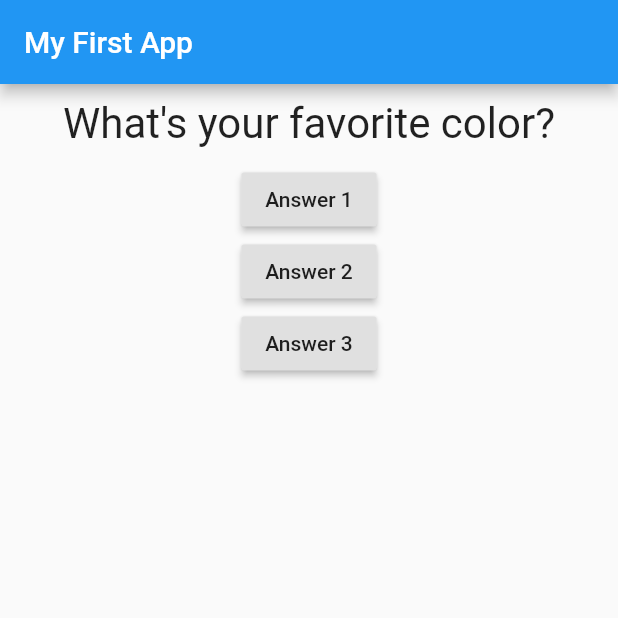
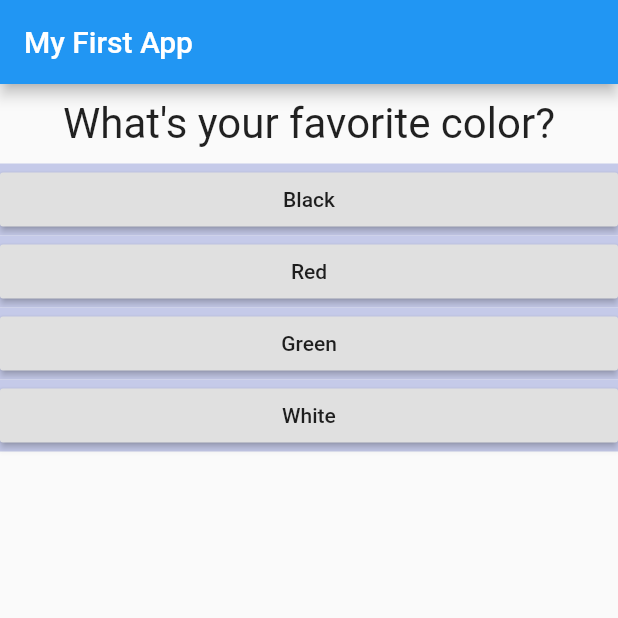
Before and after one commit to kocakaysegul/flutter_basics, a Flutter app: the screen it shows after launch, on a phone screen of 412 x 824 dp, the top half of it. Run offline on Flutter 3.47's test engine with Material 2 defaults, Android fonts, the phone set to English and light mode, and no system bars.

Commit message:
changes updated

```diff
--- a/lib/answer.dart
+++ b/lib/answer.dart
@@ -1,16 +1,18 @@
 import 'package:flutter/material.dart';
 
 class Answer extends StatelessWidget {
-  const Answer({Key? key}) : super(key: key);
+  final VoidCallback selectHandler;
+  final String answerText;
+  Answer(this.selectHandler, this.answerText);
 
   @override
   Widget build(BuildContext context) {
     return Container(
-      margin: EdgeInsets.all(18),
-      color: Colors.indigo,
+      width: double.infinity,
+      color: Colors.indigo[100],
       child: RaisedButton(
-        child: Text('Answer 1'),
-        onPressed: null,
+        child: Text(answerText),
+        onPressed: selectHandler,
       ),
     );
   }
--- a/lib/main.dart
+++ b/lib/main.dart
@@ -1,7 +1,6 @@
 import 'package:flutter/material.dart';
-
-import './question.dart';
-
+import './quiz.dart';
+import './result.dart';
 // void main() {
 //   runApp(MyApp());
 // }
@@ -9,55 +8,86 @@ import './question.dart';
 void main() => runApp(MyApp());
 
 class MyApp extends StatefulWidget {
-
   @override
   State<StatefulWidget> createState() {
     // TODO: implement createState
     return _MyAppState();
   }
 }
+
 class _MyAppState extends State<MyApp> {
+  final _questions = const [
+    {
+      'questionText': 'What\'s your favorite color?',
+      'answers': [
+        {'text': 'Black', 'score': 10},
+        {'text': 'Red', 'score': 5},
+        {'text': 'Green', 'score': 3},
+        {'text': 'White', 'score': 1},
+      ],
+    },
+    {
+      'questionText': 'What\'s your favorite animal?',
+      'answers': [
+        {'text': 'Rabbit', 'score': 3},
+        {'text': 'Snake', 'score': 11},
+        {'text': 'Elephant', 'score': 5},
+        {'text': 'Lion', 'score': 9},
+      ],
+    },
+    {
+      'questionText': 'Who\'s your favorite instructor?',
+      'answers': [
+        {'text': 'Max', 'score': 1},
+        {'text': 'Max', 'score': 1},
+        {'text': 'Max', 'score': 1},
+        {'text': 'Max', 'score': 1},
+      ],
+    },
+  ];
   var _questionIndex = 0;
-  void _answerQuestion() {
+  var _totalscore = 0;
+
+  void _resetQuiz() {
+    setState(() {
+      _questionIndex = 0;
+      _totalscore = 0;
+    });
+
+  }
+
+  void _answerQuestion(int score) {
+
+    _totalscore = _totalscore + score;
+
     setState(() {
       _questionIndex = _questionIndex + 1;
     });
     print(_questionIndex);
+
+    if (_questionIndex < _questions.length) {
+      print('We have more questions!!');
+    } else {
+      print('No more questions!!');
+    }
   }
 
   @override
   Widget build(BuildContext context) {
-    var questions = [
-      'What\'s your favorite color?',
-      'What\'s your favorite animal?',
-    ];
+    //Const compile time constant
+
     return MaterialApp(
       home: Scaffold(
         appBar: AppBar(
           title: Text('My First App'),
         ),
-        body: Column(
-          children: [
-            Question(
-              questions[_questionIndex],
-            ),
-            RaisedButton(
-              child: Text('Answer 1'),
-              onPressed: _answerQuestion,
-            ),
-            RaisedButton(
-              child: Text('Answer 2'),
-              onPressed: () => print('Answer 2 chosen!'),
-            ),
-            RaisedButton(
-              child: Text('Answer 3'),
-              onPressed: () {
-                // ...
-                print('Answer 3 chosen');
-              },
-            ),
-          ],
-        ),
+        body: _questionIndex < _questions.length
+            ? Quiz(
+                answerQuestion: _answerQuestion,
+                questionIndex: _questionIndex,
+                questions: _questions,
+              )
+            : Result(_totalscore, _resetQuiz),
       ),
     );
   }
--- a/lib/quiz.dart
+++ b/lib/quiz.dart
@@ -0,0 +1,30 @@
+import 'package:flutter/material.dart';
+
+import './question.dart';
+import './answer.dart';
+
+class Quiz extends StatelessWidget {
+  final List<Map<String, Object>> questions;
+  final int questionIndex;
+  final Function answerQuestion;
+
+  Quiz({
+    required this.questions,
+    required this.answerQuestion,
+    required this.questionIndex,
+  });
+
+  @override
+  Widget build(BuildContext context) {
+    return Column(
+      children: [
+        Question(
+          questions[questionIndex]['questionText'] as String,
+        ),
+        ...(questions[questionIndex]['answers'] as List<Map<String, Object>>).map((answer) {
+          return Answer(() => answerQuestion(answer['score']), answer['text'] as String);
+        }).toList()
+      ],
+    );
+  }
+}
```
Also changed, not shown: lib/result.dart (+44 -0 lines).
